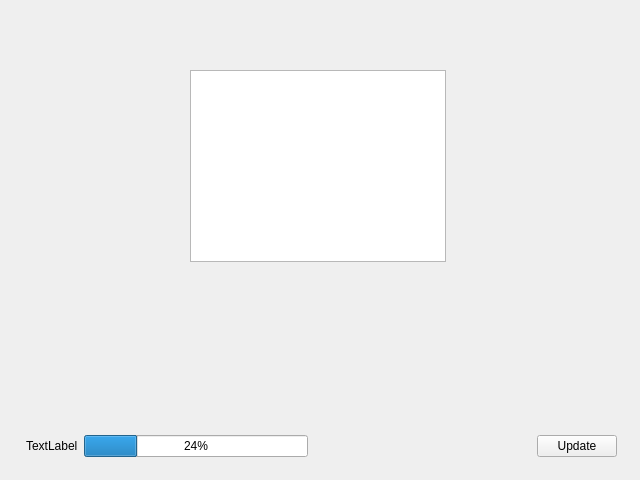
The window that wizard/bertos_versions.ui (imby/STM32VLDiscovery_BeRTOS) describes before a commit, drawn with Qt 5.
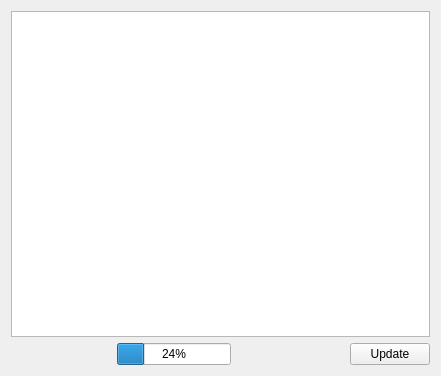
The same window after the commit.

Commit message: Modify the widget layout

What changed in the file:
```diff
--- a/wizard/bertos_versions.ui
+++ b/wizard/bertos_versions.ui
@@ -5,12 +5,12 @@
    <rect>
     <x>0</x>
     <y>0</y>
-    <width>640</width>
-    <height>480</height>
+    <width>441</width>
+    <height>376</height>
    </rect>
   </property>
   <property name="sizePolicy" >
-   <sizepolicy vsizetype="Fixed" hsizetype="Fixed" >
+   <sizepolicy vsizetype="Minimum" hsizetype="Minimum" >
     <horstretch>0</horstretch>
     <verstretch>0</verstretch>
    </sizepolicy>
@@ -18,30 +18,22 @@
   <property name="windowTitle" >
    <string>Form</string>
   </property>
-  <widget class="QListView" name="versionList" >
-   <property name="geometry" >
-    <rect>
-     <x>190</x>
-     <y>70</y>
-     <width>256</width>
-     <height>192</height>
-    </rect>
-   </property>
-  </widget>
-  <widget class="QWidget" name="layoutWidget" >
-   <property name="geometry" >
-    <rect>
-     <x>26</x>
-     <y>430</y>
-     <width>591</width>
-     <height>32</height>
-    </rect>
-   </property>
+  <layout class="QVBoxLayout" name="verticalLayout" >
+   <item>
+    <widget class="QListView" name="versionList" />
+   </item>
+   <item>
    <layout class="QHBoxLayout" name="horizontalLayout" >
     <item>
      <widget class="QLabel" name="statusLabel" >
+       <property name="minimumSize" >
+        <size>
+         <width>100</width>
+         <height>0</height>
+        </size>
+       </property>
       <property name="text" >
-       <string>TextLabel</string>
+        <string/>
       </property>
      </widget>
     </item>
@@ -73,7 +65,8 @@
      </widget>
     </item>
    </layout>
-  </widget>
+   </item>
+  </layout>
  </widget>
  <resources/>
  <connections/>
```
Lines whose indentation alone changed are shown as unchanged.
